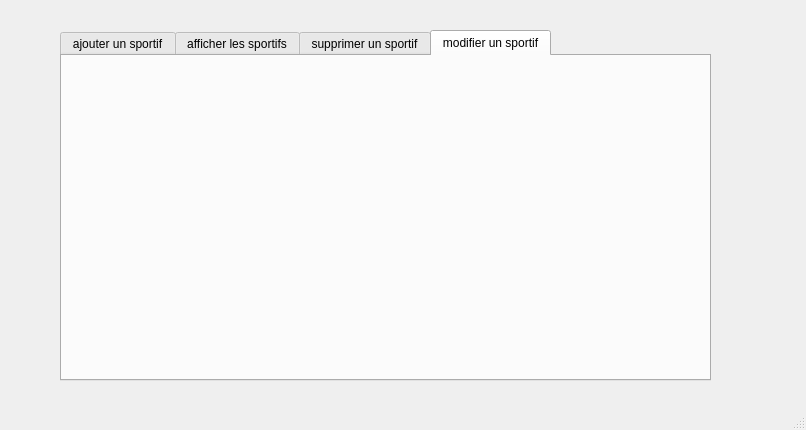
Above: mainwindow.ui from dhiaeddine12/olympic_games_2A20 before the change. Below: the same form after it.
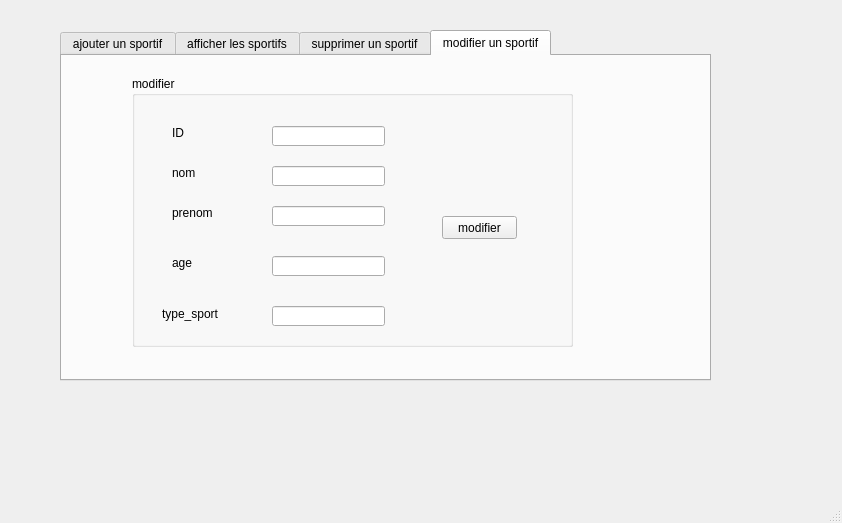
That is the form after the change. The open tabs and pages were chosen to show the change. Icons and pictures are not drawn.

The edit to the form file:
```diff
--- a/mainwindow.ui
+++ b/mainwindow.ui
@@ -6,8 +6,8 @@
    <rect>
     <x>0</x>
     <y>0</y>
-    <width>806</width>
-    <height>430</height>
+    <width>842</width>
+    <height>523</height>
    </rect>
   </property>
   <property name="windowTitle">
@@ -232,6 +232,165 @@
      <attribute name="title">
       <string>modifier un sportif</string>
      </attribute>
+     <widget class="QGroupBox" name="groupBox_2">
+      <property name="geometry">
+       <rect>
+        <x>70</x>
+        <y>20</y>
+        <width>441</width>
+        <height>271</height>
+       </rect>
+      </property>
+      <property name="title">
+       <string>modifier</string>
+      </property>
+      <widget class="QLabel" name="label_7">
+       <property name="geometry">
+        <rect>
+         <x>40</x>
+         <y>50</y>
+         <width>47</width>
+         <height>14</height>
+        </rect>
+       </property>
+       <property name="text">
+        <string>ID</string>
+       </property>
+      </widget>
+      <widget class="QLabel" name="label_8">
+       <property name="geometry">
+        <rect>
+         <x>40</x>
+         <y>90</y>
+         <width>47</width>
+         <height>14</height>
+        </rect>
+       </property>
+       <property name="text">
+        <string>nom</string>
+       </property>
+      </widget>
+      <widget class="QLabel" name="label_9">
+       <property name="geometry">
+        <rect>
+         <x>40</x>
+         <y>130</y>
+         <width>47</width>
+         <height>14</height>
+        </rect>
+       </property>
+       <property name="text">
+        <string>prenom</string>
+       </property>
+      </widget>
+      <widget class="QLineEdit" name="le_id_2">
+       <property name="geometry">
+        <rect>
+         <x>140</x>
+         <y>50</y>
+         <width>113</width>
+         <height>20</height>
+        </rect>
+       </property>
+      </widget>
+      <widget class="QLineEdit" name="le_nom_2">
+       <property name="geometry">
+        <rect>
+         <x>140</x>
+         <y>90</y>
+         <width>113</width>
+         <height>20</height>
+        </rect>
+       </property>
+      </widget>
+      <widget class="QLineEdit" name="le_prenom_2">
+       <property name="geometry">
+        <rect>
+         <x>140</x>
+         <y>130</y>
+         <width>113</width>
+         <height>20</height>
+        </rect>
+       </property>
+      </widget>
+      <widget class="QLabel" name="label_10">
+       <property name="geometry">
+        <rect>
+         <x>40</x>
+         <y>180</y>
+         <width>47</width>
+         <height>14</height>
+        </rect>
+       </property>
+       <property name="text">
+        <string>age</string>
+       </property>
+      </widget>
+      <widget class="QLabel" name="label_11">
+       <property name="geometry">
+        <rect>
+         <x>30</x>
+         <y>230</y>
+         <width>71</width>
+         <height>16</height>
+        </rect>
+       </property>
+       <property name="text">
+        <string>type_sport</string>
+       </property>
+      </widget>
+      <widget class="QLineEdit" name="le_age_2">
+       <property name="geometry">
+        <rect>
+         <x>140</x>
+         <y>180</y>
+         <width>113</width>
+         <height>20</height>
+        </rect>
+       </property>
+      </widget>
+      <widget class="QLineEdit" name="le_typesport_2">
+       <property name="geometry">
+        <rect>
+         <x>140</x>
+         <y>230</y>
+         <width>113</width>
+         <height>20</height>
+        </rect>
+       </property>
+      </widget>
+      <widget class="QPushButton" name="pb_modifier">
+       <property name="geometry">
+        <rect>
+         <x>310</x>
+         <y>140</y>
+         <width>75</width>
+         <height>23</height>
+        </rect>
+       </property>
+       <property name="text">
+        <string>modifier</string>
+       </property>
+      </widget>
+     </widget>
+     <widget class="QLabel" name="label_12">
+      <property name="geometry">
+       <rect>
+        <x>0</x>
+        <y>-20</y>
+        <width>651</width>
+        <height>341</height>
+       </rect>
+      </property>
+      <property name="text">
+       <string/>
+      </property>
+      <property name="pixmap">
+       <pixmap>D:/projet c++/07-45.jpg</pixmap>
+      </property>
+     </widget>
+     <zorder>label_12</zorder>
+     <zorder>groupBox_2</zorder>
     </widget>
    </widget>
   </widget>
```
Left out of the diff: 40 changed lines with no effect on the pictures.
